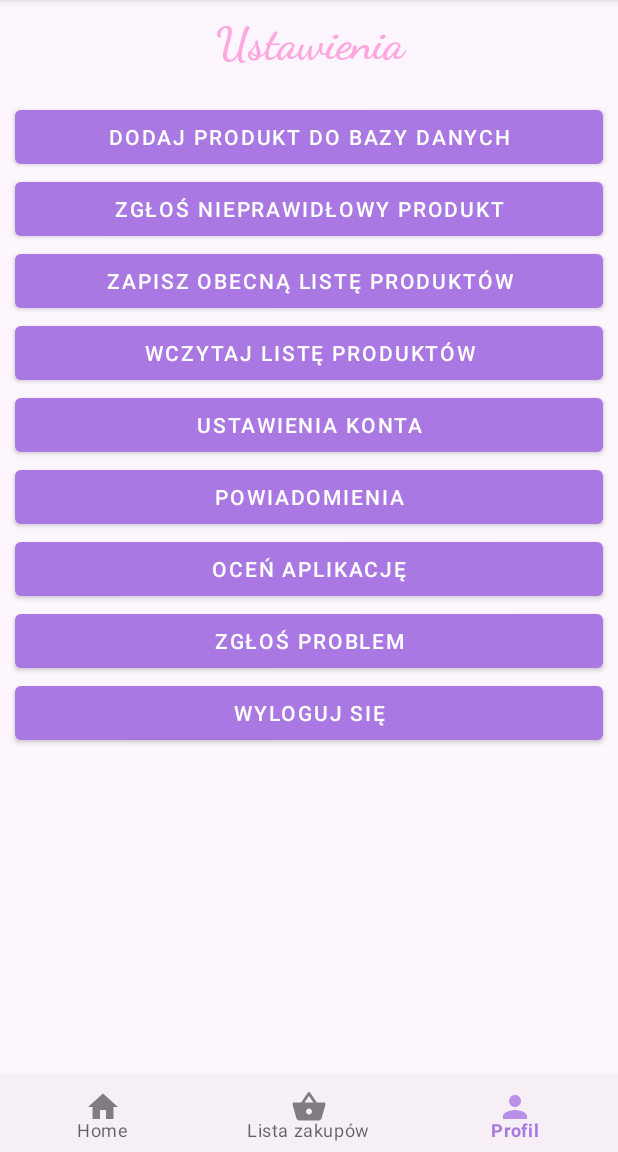
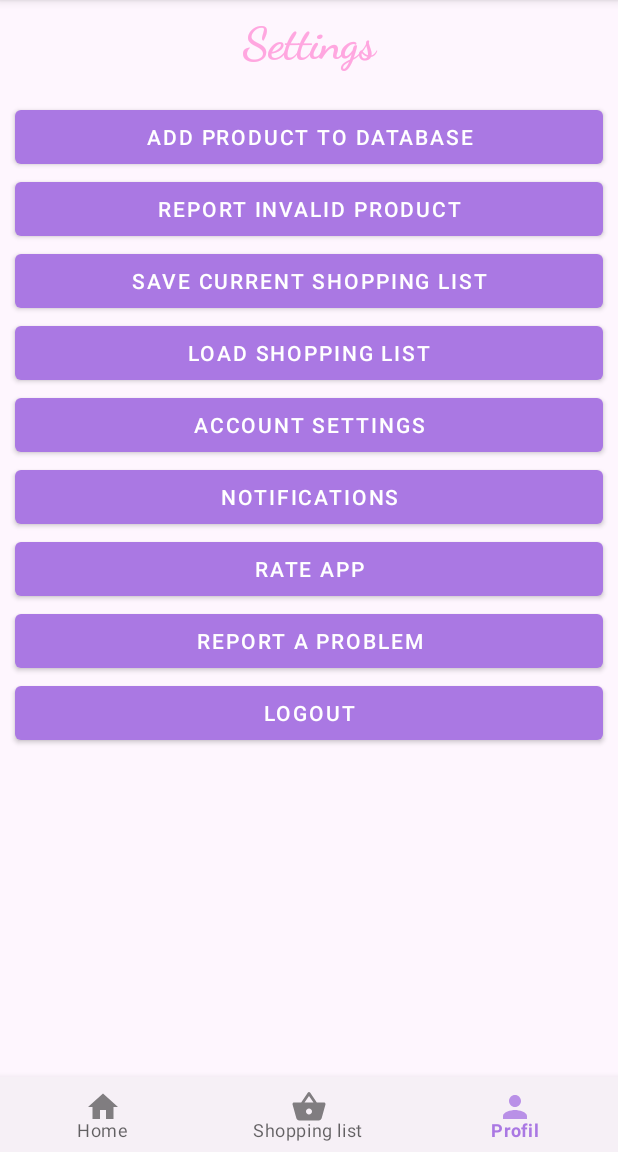
Before and after one commit to m-strzelec/ProductHunter, an Android app: the screen it shows after launch (MainActivity), item 3 of the bottom bar chosen, on a phone screen of 412 x 824 dp, the part 84-1236 px from its top. Run offline under Robolectric (Android 15) with nearby library versions, the phone set to English and light mode, and no system bars; our stand-ins replace Firebase (no records; nobody signed in at launch, a user with empty details on screens opened directly).

Commit message:
added second language to dictionary, dont save shopping list

```diff
--- a/app/src/main/java/pl/mobi/msbw/producthunter/ui/AddProductActivity.kt
+++ b/app/src/main/java/pl/mobi/msbw/producthunter/ui/AddProductActivity.kt
@@ -44,7 +44,8 @@ class AddProductActivity : AppCompatActivity() {
                 finish() // Zamyka aktywność po dodaniu produktu
             } else {
                 // Obsługa błędnych danych
-                Toast.makeText(this, "Proszę wypełnić wszystkie pola prawidłowo.",
+                val a = getString(R.string.product_add_err)
+                Toast.makeText(this, a,
                     Toast.LENGTH_SHORT).show()
             }
         }
--- a/app/src/main/res/layout/fragment_user.xml
+++ b/app/src/main/res/layout/fragment_user.xml
@@ -19,7 +19,7 @@
         android:layout_marginTop="10dp"
         android:layout_marginEnd="10dp"
         android:fontFamily="cursive"
-        android:text="@string/ustawienia"
+        android:text="@string/settings"
         android:textAlignment="center"
         android:textColor="#FFA7E0"
         android:textSize="30sp"
@@ -38,7 +38,7 @@
             android:layout_marginStart="10dp"
             android:layout_marginTop="10dp"
             android:layout_marginEnd="10dp"
-            android:text="@string/dodaj_produkt"
+            android:text="@string/product_add"
             app:layout_constraintEnd_toEndOf="parent"
             app:layout_constraintStart_toStartOf="parent"
             app:layout_constraintTop_toTopOf="parent" />
@@ -49,7 +49,7 @@
             android:layout_height="wrap_content"
             android:layout_marginStart="10dp"
             android:layout_marginEnd="10dp"
-            android:text="@string/zglos_produkt"
+            android:text="@string/product_report"
             app:layout_constraintEnd_toEndOf="parent"
             app:layout_constraintHorizontal_bias="1.0"
             app:layout_constraintStart_toStartOf="parent"
@@ -61,7 +61,7 @@
             android:layout_height="wrap_content"
             android:layout_marginStart="10dp"
             android:layout_marginEnd="10dp"
-            android:text="@string/zapisz_list_produktow"
+            android:text="@string/shoplist_save_TV"
             app:layout_constraintEnd_toEndOf="parent"
             app:layout_constraintHorizontal_bias="0.0"
             app:layout_constraintStart_toStartOf="parent"
@@ -73,7 +73,7 @@
             android:layout_height="wrap_content"
             android:layout_marginStart="10dp"
             android:layout_marginEnd="10dp"
-            android:text="@string/zapisane_listy"
+            android:text="@string/shoplist_saved_list_TV"
             app:layout_constraintEnd_toEndOf="parent"
             app:layout_constraintHorizontal_bias="0.0"
             app:layout_constraintStart_toStartOf="parent"
@@ -85,7 +85,7 @@
             android:layout_height="wrap_content"
             android:layout_marginStart="10dp"
             android:layout_marginEnd="10dp"
-            android:text="@string/ustawienia_konta"
+            android:text="@string/acc_settings"
             app:layout_constraintEnd_toEndOf="parent"
             app:layout_constraintHorizontal_bias="0.0"
             app:layout_constraintStart_toStartOf="parent"
@@ -97,7 +97,7 @@
             android:layout_height="wrap_content"
             android:layout_marginStart="10dp"
             android:layout_marginEnd="10dp"
-            android:text="@string/powiadomienia"
+            android:text="@string/notifications"
             app:layout_constraintEnd_toEndOf="parent"
             app:layout_constraintHorizontal_bias="0.0"
             app:layout_constraintStart_toStartOf="parent"
@@ -109,7 +109,7 @@
             android:layout_height="wrap_content"
             android:layout_marginStart="10dp"
             android:layout_marginEnd="10dp"
-            android:text="@string/ocen_aplikacje"
+            android:text="@string/rate_app"
             app:layout_constraintEnd_toEndOf="parent"
             app:layout_constraintHorizontal_bias="0.0"
             app:layout_constraintStart_toStartOf="parent"
@@ -121,7 +121,7 @@
             android:layout_height="wrap_content"
             android:layout_marginStart="10dp"
             android:layout_marginEnd="10dp"
-            android:text="@string/zglos_problem"
+            android:text="@string/report_problem"
             app:layout_constraintEnd_toEndOf="parent"
             app:layout_constraintHorizontal_bias="0.0"
             app:layout_constraintStart_toStartOf="parent"
@@ -133,7 +133,7 @@
             android:layout_height="wrap_content"
             android:layout_marginStart="10dp"
             android:layout_marginEnd="10dp"
-            android:text="@string/wyloguj"
+            android:text="@string/logout"
             app:layout_constraintEnd_toEndOf="parent"
             app:layout_constraintHorizontal_bias="0.0"
             app:layout_constraintStart_toStartOf="parent"
--- a/app/src/main/res/menu/bottom_nav_view.xml
+++ b/app/src/main/res/menu/bottom_nav_view.xml
@@ -6,7 +6,7 @@
         android:icon="@drawable/ic_home"/>
     <item
         android:id="@+id/menuItemList"
-        android:title="@string/lista_zakupow"
+        android:title="@string/shoplist_name_TV2"
         android:icon="@drawable/ic_item_list"/>
     <item
         android:id="@+id/menuUser"
--- a/app/src/main/res/menu/search_view.xml
+++ b/app/src/main/res/menu/search_view.xml
@@ -4,7 +4,7 @@
 
     <item
         android:id="@+id/action_search"
-        android:title="@string/szukaj"
+        android:title="@string/search"
         android:icon="@drawable/ic_search"
         app:actionViewClass="androidx.appcompat.widget.SearchView"
         app:showAsAction="collapseActionView|ifRoom" />
--- a/app/src/main/res/values/strings.xml
+++ b/app/src/main/res/values/strings.xml
@@ -1,55 +1,76 @@
 <resources>
-    <string name="nazwa_produktu">Nazwa produktu</string>
-    <string name="adres_sklepu">Adres sklepu</string>
-    <string name="cena_produtku">Cena produktu</string>
-    <string name="dodaj_produkt">Dodaj produkt do bazy danych</string>
-    <string name="cenaTV">Cena:</string>
-    <string name="cena">Cena to</string>
-    <string name="jednostkaTV">zł</string>
-    <string name="zl">Złotego</string>
-    <string name="dodaj_do_listy">Dodaj do listy zakupów</string>
-    <string name="przecinek">,</string>
-    <string name="wybierz_kategorie">Wybierz kategorię</string>
-    <string name="wybierz_sklep">Wybierz nazwę sklepu</string>
-    <string name="kategoria">Kategoria</string>
-    <string name="nazwa_sklepu">Nazwa sklepu</string>
+    <string name="product_name">Product name</string>
+    <string name="shop_address">Shop address</string>
+    <string name="product_prize">Product prize</string>
+    <string name="product_add">Add product to database</string>
+    <string name="prize_TV">Prize:</string>
+    <string name="prize">Prize is</string>
+    <string name="currency_TV">zł</string>
+    <string name="zl">Polish zloty</string>
+    <string name="list_append">Add to shopping list</string>
+    <string name="comma">,</string>
+    <string name="category_choose">Choose category</string>
+    <string name="shop_choose">Choose shop name</string>
+    <string name="category">Category</string>
+    <string name="shop_name">Shop name</string>
     <string name="app_name">Product Hunter</string>
-    <string name="ilosc">Ilość produktów</string>
-    <string name="mniejP">Zmniejsz ilość produktów o jeden</string>
-    <string name="wiecejP">Zwiększ ilość produktów o jeden</string>
-    <string name="pokaz_produkty">Pokaż produkty</string>
-    <string name="szukaj">Szukaj…</string>
-    <string name="wszystkie_sklepy">Wszystkie sklepy</string>
-    <string name="iloscTV">Ilość:</string>
-    <string name="calkowity_koszt">Łąóczna cena:</string>
-    <string name="tytul_listy_zakupow">Twoja lista zakupów</string>
-    <string name="ustawienia">Ustawienia</string>
-    <string name="zglos_produkt">Zgłoś nieprawidłowy produkt</string>
-    <string name="zapisz_list_produktow">Zapisz obecną listę produktów</string>
-    <string name="zapisane_listy">Wczytaj listę produktów</string>
-    <string name="ustawienia_konta">Ustawienia konta</string>
-    <string name="ocen_aplikacje">Oceń aplikację</string>
-    <string name="zglos_problem">Zgłoś problem</string>
-    <string name="powiadomienia">Powiadomienia</string>
-    <string name="wyloguj">Wyloguj się</string>
-    <string name="usun_produkt_z_listy">Usuń produkt z listy</string>
+    <string name="quantity">Product count</string>
+    <string name="list_product_decrement">Decrease  the number of product by one</string>
+    <string name="list_product_increment">Increase  the number of product by one</string>
+    <string name="products_show">Show products</string>
+    <string name="search">Search…</string>
+    <string name="shop_all">All shops</string>
+    <string name="quantity_TV">Count:</string>
+    <string name="total_prize">Total prize:</string>
+    <string name="shoplist_name_TV">Your shopping list</string>
+    <string name="settings">Settings</string>
+    <string name="product_report">Report invalid product</string>
+    <string name="shoplist_save_TV">Save current shopping list</string>
+    <string name="shoplist_saved_list_TV">Load shopping list</string>
+    <string name="acc_settings">Account settings</string>
+    <string name="rate_app">Rate app</string>
+    <string name="report_problem">Report a problem</string>
+    <string name="notifications">Notifications</string>
+    <string name="logout">Logout</string>
+    <string name="shoplist_product_delete_TV">Delete product from shopping list</string>
     <string name="profil">Profil</string>
-    <string name="lista_zakupow">Lista zakupów</string>
+    <string name="shoplist_name_TV2">Shopping list</string>
     <string name="home" translatable="false">Home</string>
 
 
 
 
-    <string-array name="lista_sklepow">
+    <string-array name="shop_name_list">
         <item>Biedronka</item>
         <item>Lidl</item>
         <item>Żabka</item>
     </string-array>
-    <string-array name="lista_kategorii">
+    <string-array name="category_name_list">
         <item>Nabiał</item>
         <item>Owoce</item>
         <item>Pieczywo</item>
         <item>Słodycze</item>
         <item>Woda</item>
     </string-array>
+    <string name="firebase_files_err">Error loading files from Firebase</string>
+    <string name="firebase_shoplist_err">Error loafing shopping list</string>
+    <string name="shoplist_product_load_err">Error loading products from list</string>
+    <string name="product_read_err">Error reading product with ID</string>
+    <string name="shoplist_save">Shopping list saved successfully</string>
+    <string name="shoplist_save_err">Error saving shopping list</string>
+    <string name="product_add_err">Please fill all forms correctlly</string>
+    <string name="shoplist_product_add">Product added to shopping list:</string>
+    <string name="shoplist_product_add_err">is already on the list</string>
+    <string name="ok" translatable="false">OK</string>
+    <string name="cancel">Cancel</string>
+    <string name="confirm">Confirm</string>
+    <string name="clear">Clear</string>
+    <string name="products_not_found_err">Products not found</string>
+    <string name="shoplist_delete_product">Deleted from shopping list:</string>
+    <string name="shoplist_name">List name</string>
+    <string name="save">Save</string>
+    <string name="shoplist_filter_name_err">List is empty or the name was not provided</string>
+    <string name="shoplist_choose">Choose list to load</string>
+    <string name="shoplist_loaded">Shopping list successfully loaded</string>
+    <string name="shoplist_none">No available shopping list</string>
 </resources>
```
Also changed, not shown: app/src/main/java/pl/mobi/msbw/producthunter/firebase/FirebaseManager.kt (+14 -6 lines), app/src/main/java/pl/mobi/msbw/producthunter/ui/HomeFragment.kt (+11 -8 lines), app/src/main/java/pl/mobi/msbw/producthunter/ui/ItemListFragment.kt (+8 -6 lines), app/src/main/java/pl/mobi/msbw/producthunter/ui/UserFragment.kt (+13 -10 lines), app/src/main/res/layout/activity_add_product.xml (+6 -6 lines), app/src/main/res/layout/activity_product_list.xml (+5 -5 lines), app/src/main/res/layout/fragment_home.xml (+4 -4 lines), app/src/main/res/layout/fragment_item_list.xml (+13 -21 lines), app/src/main/res/layout/item_list_preview.xml (+10 -10 lines), 1 other file.
